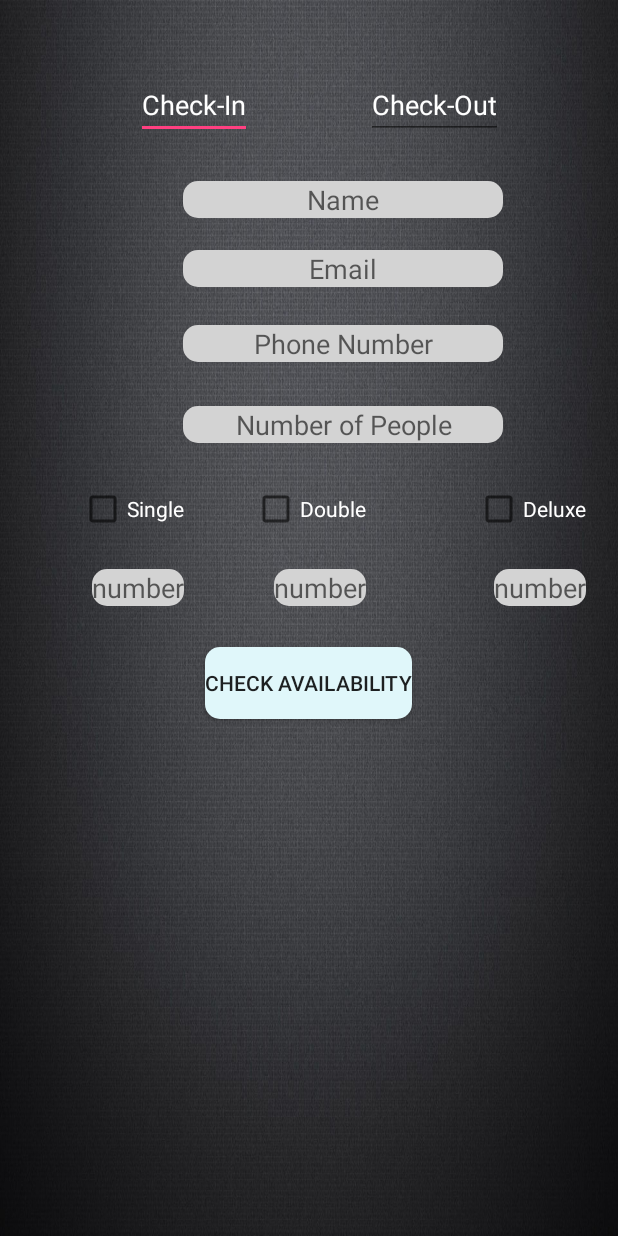
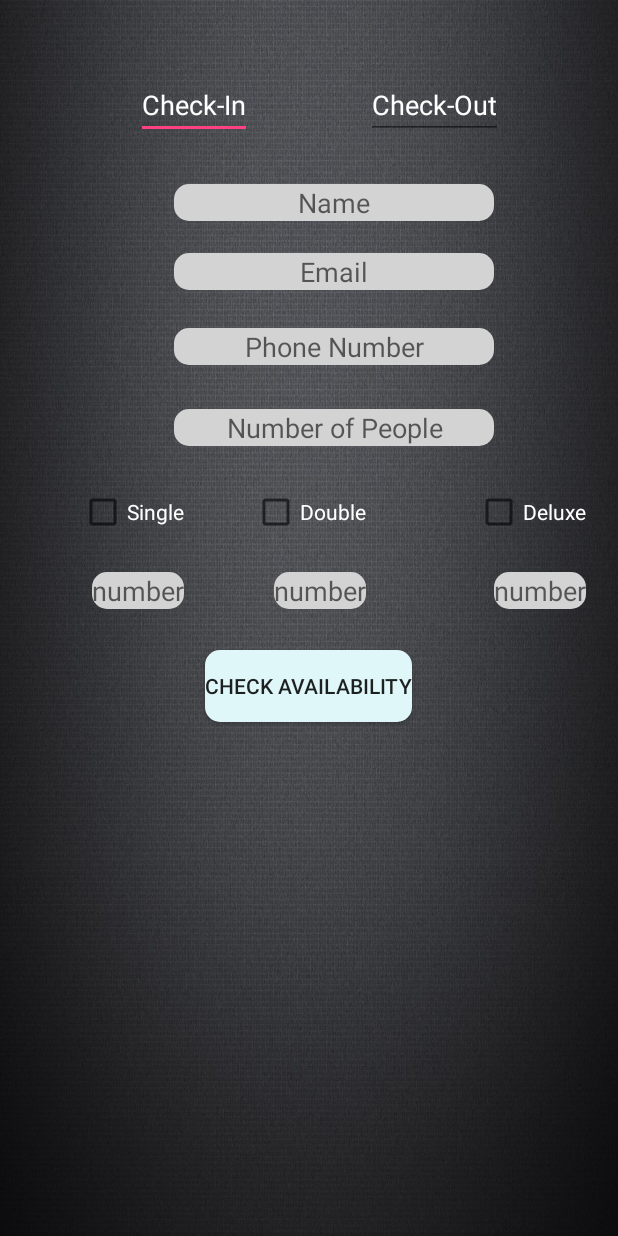
Before and after one commit to daivatvaishnani/HotelManagement, an Android app: the layout activity_fds.xml on its own in the app's theme, with its tools: preview values and no code run, on a phone screen of 412 x 824 dp. Run offline under Robolectric (Android 15) with nearby library versions, the phone set to English and light mode, and no system bars.

```diff
--- a/app/src/main/res/layout/activity_fds.xml
+++ b/app/src/main/res/layout/activity_fds.xml
@@ -42,9 +42,9 @@
         android:id="@+id/guestname"
         android:layout_width="wrap_content"
         android:layout_height="wrap_content"
-        android:layout_alignEnd="@+id/checkoutfds"
         android:layout_below="@+id/checkinfds"
-        android:layout_marginTop="28dp"
+        android:layout_marginTop="30dp"
+        android:layout_toStartOf="@+id/deluxenofds"
         android:background="@drawable/input_background"
         android:ems="10"
         android:gravity="center"
```
Also changed, not shown: app/src/main/java/com/example/shivam/HotelManagement/Activity/FDSActivity.java (+11 -3 lines).
